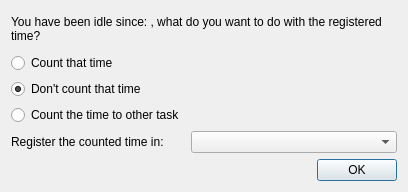
Old version of the form djon/idletaskwindow.ui in the repository crossleyjuan/djon.
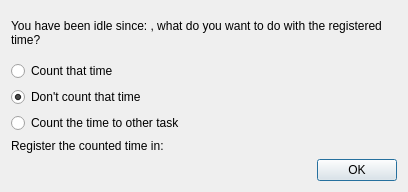
New version of the form. Custom widgets are drawn as their Qt base class.

Diff of the .ui file:
```diff
--- a/djon/idletaskwindow.ui
+++ b/djon/idletaskwindow.ui
@@ -66,7 +66,7 @@
         </widget>
        </item>
        <item row="3" column="1">
-        <widget class="TreeComboBox" name="comboBox"/>
+        <widget class="TreeComboBox" name="comboBox" native="true"/>
        </item>
       </layout>
      </item>
@@ -87,7 +87,7 @@
  <customwidgets>
   <customwidget>
    <class>TreeComboBox</class>
-   <extends>QComboBox</extends>
+   <extends>QWidget</extends>
    <header>treecombobox.h</header>
   </customwidget>
  </customwidgets>
```
Left out of the diff: 1 changed line with no effect on the pictures.
